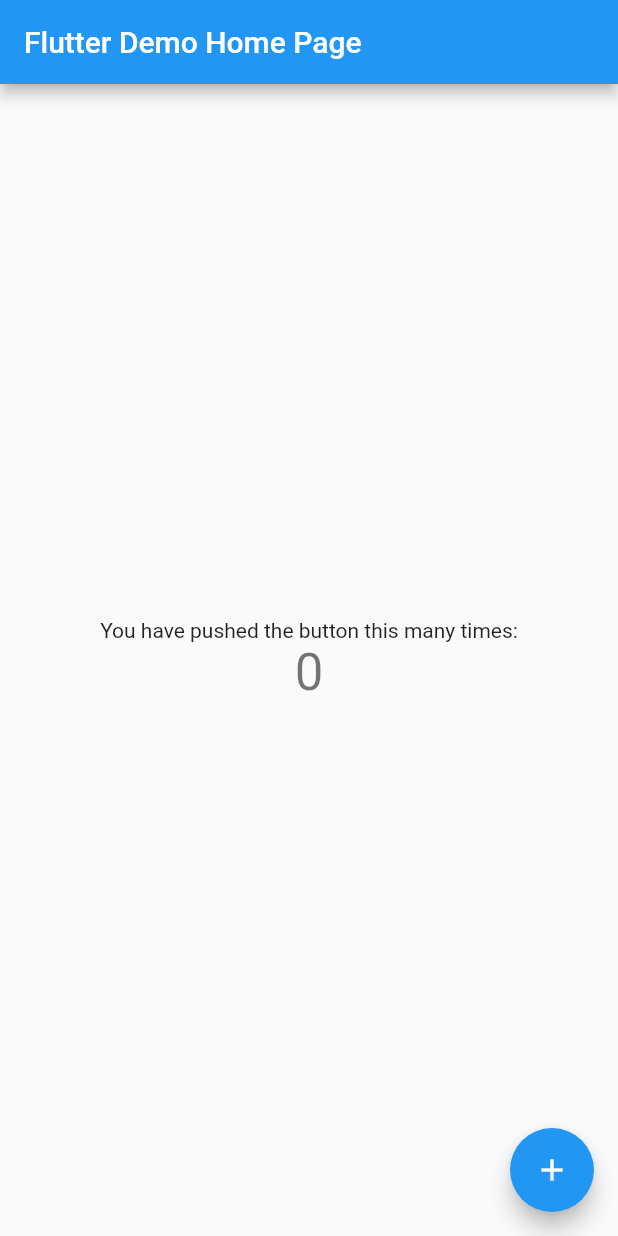
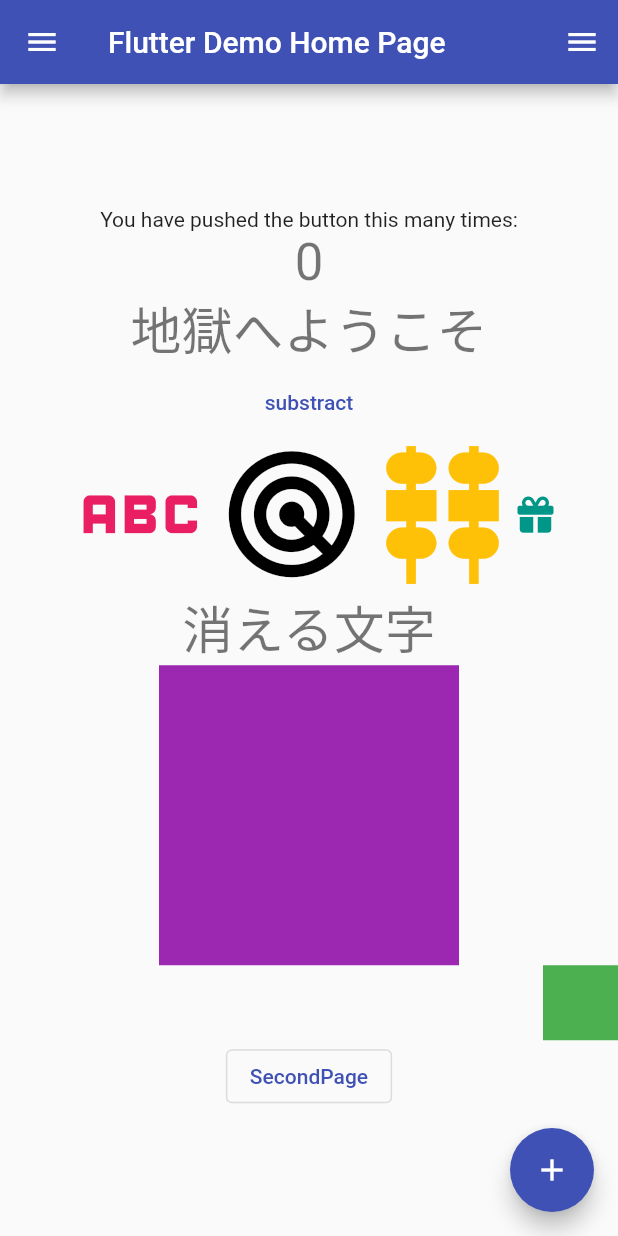
Before and after one commit to agoyr/flutter_practice, a Flutter app: the screen it shows after launch, on a phone screen of 412 x 824 dp. Run offline on Flutter 3.47's test engine with Material 2 defaults, Android fonts, the phone set to English and light mode, and no system bars; our stand-ins replace font_awesome_flutter.

Commit message:
add many changes

```diff
--- a/lib/main.dart
+++ b/lib/main.dart
@@ -1,4 +1,6 @@
 import 'package:flutter/material.dart';
+import 'package:font_awesome_flutter/font_awesome_flutter.dart';
+import 'test_page.dart';
 
 void main() {
   runApp(const MyApp());
@@ -13,16 +15,7 @@ class MyApp extends StatelessWidget {
     return MaterialApp(
       title: 'Flutter Demo',
       theme: ThemeData(
-        // This is the theme of your application.
-        //
-        // Try running your application with "flutter run". You'll see the
-        // application has a blue toolbar. Then, without quitting the app, try
-        // changing the primarySwatch below to Colors.green and then invoke
-        // "hot reload" (press "r" in the console where you ran "flutter run",
-        // or simply save your changes to "hot reload" in a Flutter IDE).
-        // Notice that the counter didn't reset back to zero; the application
-        // is not restarted.
-        primarySwatch: Colors.blue,
+        primarySwatch: Colors.indigo,
       ),
       home: const MyHomePage(title: 'Flutter Demo Home Page'),
     );
@@ -31,16 +24,6 @@ class MyApp extends StatelessWidget {
 
 class MyHomePage extends StatefulWidget {
   const MyHomePage({super.key, required this.title});
-
-  // This widget is the home page of your application. It is stateful, meaning
-  // that it has a State object (defined below) that contains fields that affect
-  // how it looks.
-
-  // This class is the configuration for the state. It holds the values (in this
-  // case the title) provided by the parent (in this case the App widget) and
-  // used by the build method of the State. Fields in a Widget subclass are
-  // always marked "final".
-
   final String title;
 
   @override
@@ -49,50 +32,29 @@ class MyHomePage extends StatefulWidget {
 
 class _MyHomePageState extends State<MyHomePage> {
   int _counter = 0;
+  bool _flag = false;
 
-  void _incrementCounter() {
+  void _incrementCounter() async {
     setState(() {
-      // This call to setState tells the Flutter framework that something has
-      // changed in this State, which causes it to rerun the build method below
-      // so that the display can reflect the updated values. If we changed
-      // _counter without calling setState(), then the build method would not be
-      // called again, and so nothing would appear to happen.
       _counter++;
+      _flag=!_flag;
+    });
+  }
+
+  void _decrementCounter() {
+    setState(() {
+      _counter--;
     });
   }
 
   @override
   Widget build(BuildContext context) {
-    // This method is rerun every time setState is called, for instance as done
-    // by the _incrementCounter method above.
-    //
-    // The Flutter framework has been optimized to make rerunning build methods
-    // fast, so that you can just rebuild anything that needs updating rather
-    // than having to individually change instances of widgets.
     return Scaffold(
       appBar: AppBar(
-        // Here we take the value from the MyHomePage object that was created by
-        // the App.build method, and use it to set our appbar title.
         title: Text(widget.title),
       ),
       body: Center(
-        // Center is a layout widget. It takes a single child and positions it
-        // in the middle of the parent.
         child: Column(
-          // Column is also a layout widget. It takes a list of children and
-          // arranges them vertically. By default, it sizes itself to fit its
-          // children horizontally, and tries to be as tall as its parent.
-          //
-          // Invoke "debug painting" (press "p" in the console, choose the
-          // "Toggle Debug Paint" action from the Flutter Inspector in Android
-          // Studio, or the "Toggle Debug Paint" command in Visual Studio Code)
-          // to see the wireframe for each widget.
-          //
-          // Column has various properties to control how it sizes itself and
-          // how it positions its children. Here we use mainAxisAlignment to
-          // center the children vertically; the main axis here is the vertical
-          // axis because Columns are vertical (the cross axis would be
-          // horizontal).
           mainAxisAlignment: MainAxisAlignment.center,
           children: <Widget>[
             const Text(
@@ -102,6 +64,69 @@ class _MyHomePageState extends State<MyHomePage> {
               '$_counter',
               style: Theme.of(context).textTheme.headlineMedium,
             ),
+            Text(
+              '地獄へようこそ',
+              style: Theme.of(context).textTheme.headlineMedium,
+            ),
+            TextButton(
+              onPressed: _decrementCounter,
+              child: const Text(
+                'substract'
+              ),
+            ),
+            Row(
+              mainAxisAlignment: MainAxisAlignment.center,
+              children: const [
+                Icon(
+                  Icons.abc,
+                  color: Colors.pink,
+                  size: 101,
+                ),
+                Icon(
+                  Icons.radar_sharp,
+                  color: Color.fromARGB(255,0,0,0),
+                  size: 101,
+                ),
+                Icon(
+                  Icons.kebab_dining,
+                  color: Colors.amber,
+                  size: 100,
+                ),
+                Icon(FontAwesomeIcons.gift, color:Colors.teal)
+
+              ],
+            ),
+            if(_counter >=3) const Text('3以上'),
+            AnimatedOpacity(
+                opacity: _flag ? 0.1 : 1.0,
+                duration: const Duration(seconds: 3),
+                child: Text(
+                  "消える文字",
+                  style: Theme.of(context).textTheme.headline4,
+                )),
+            AnimatedSize(
+                duration: const Duration(seconds: 3),
+                child: Container(
+                    width: _flag ? 50 : 200,
+                    height: _flag ? 50 : 200,
+                    color: Colors.purple,
+                   // child: Container(color: Colors.purple)
+                   )
+            ),
+            AnimatedAlign(
+                duration: const Duration(seconds: 3),
+                alignment: _flag ? Alignment.topLeft : Alignment.bottomRight,
+                child: SizedBox(
+                    width: 50,
+                    height: 50,
+                    child: Container(color: Colors.green))),
+            OutlinedButton(
+              onPressed: (){
+                Navigator.of(context).push(MaterialPageRoute(builder: (context) {
+                        return const SecondPage();
+                }));
+              },
+              child: const Text("SecondPage")),
           ],
         ),
       ),
@@ -110,6 +135,8 @@ class _MyHomePageState extends State<MyHomePage> {
         tooltip: 'Increment',
         child: const Icon(Icons.add),
       ), // This trailing comma makes auto-formatting nicer for build methods.
+      drawer: const Drawer(child: Center(child: Text("Drawer"),)),
+      endDrawer: const Drawer(child: Center(child: Text("EndDrawer"),),),
     );
   }
 }
--- /dev/null
+++ b/lib/test_page.dart
@@ -0,0 +1,19 @@
+import 'package:flutter/material.dart';
+
+class SecondPage extends StatelessWidget {
+ const SecondPage({super.key});
+ @override
+  Widget build(BuildContext context) {
+    return Scaffold(
+      appBar: AppBar(
+        title: const Text("SecondPage"),
+      ),
+      body: Center(
+        child: TextButton(
+          child :const Text("ToFirstPage"),
+          onPressed: () => { Navigator.of(context).pop()},
+        )
+      ),
+    );
+  }
+}
--- a/pubspec.yaml
+++ b/pubspec.yaml
@@ -30,6 +30,7 @@ environment:
 dependencies:
   flutter:
     sdk: flutter
+  font_awesome_flutter: ^10.1.0
 
 
   # The following adds the Cupertino Icons font to your application.
```
Also changed, not shown: pubspec.lock.
